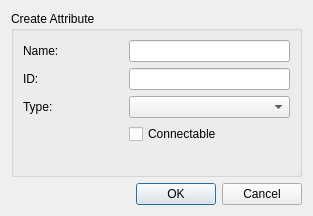
This is ui/designer/AddAttributeDialog.ui in mfessenden/SceneGraph as Qt 5 draws it before an edit. The edited form follows.
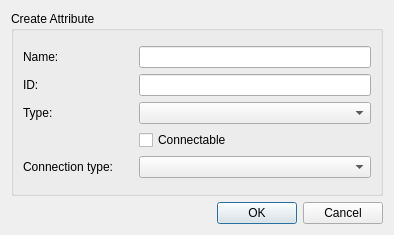
This is the edited form.

Commit message: - NodeWidget connection widgets rebuild properly on paint()

Diff of the .ui file:
```diff
--- a/ui/designer/AddAttributeDialog.ui
+++ b/ui/designer/AddAttributeDialog.ui
@@ -6,8 +6,8 @@
    <rect>
     <x>0</x>
     <y>0</y>
-    <width>313</width>
-    <height>216</height>
+    <width>394</width>
+    <height>235</height>
    </rect>
   </property>
   <property name="windowTitle">
@@ -23,11 +23,14 @@
       <property name="fieldGrowthPolicy">
        <enum>QFormLayout::AllNonFixedFieldsGrow</enum>
       </property>
+      <property name="formAlignment">
+       <set>Qt::AlignCenter</set>
+      </property>
       <item row="0" column="0">
        <widget class="QLabel" name="nameLabel">
         <property name="minimumSize">
          <size>
-          <width>100</width>
+          <width>110</width>
           <height>0</height>
          </size>
         </property>
@@ -43,7 +46,7 @@
        <widget class="QLabel" name="iDLabel">
         <property name="minimumSize">
          <size>
-          <width>100</width>
+          <width>110</width>
           <height>0</height>
          </size>
         </property>
@@ -59,7 +62,7 @@
        <widget class="QLabel" name="typeLabel">
         <property name="minimumSize">
          <size>
-          <width>100</width>
+          <width>110</width>
           <height>0</height>
          </size>
         </property>
@@ -78,6 +81,22 @@
         </property>
        </widget>
       </item>
+      <item row="4" column="0">
+       <widget class="QLabel" name="connectionTypeLabel">
+        <property name="minimumSize">
+         <size>
+          <width>110</width>
+          <height>0</height>
+         </size>
+        </property>
+        <property name="text">
+         <string>Connection type:</string>
+        </property>
+       </widget>
+      </item>
+      <item row="4" column="1">
+       <widget class="QComboBox" name="connectionTypeMenu"/>
+      </item>
      </layout>
     </widget>
    </item>
```
Left out of the diff: 32 changed lines with no effect on the pictures. The commit also changes 12 other files.
